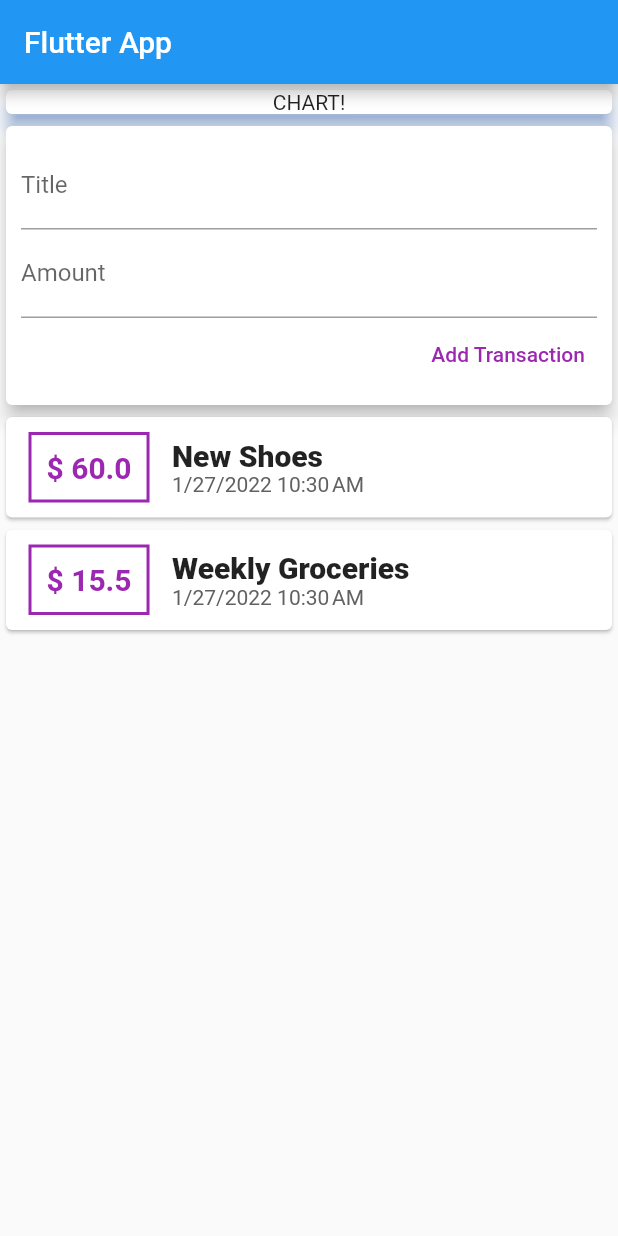
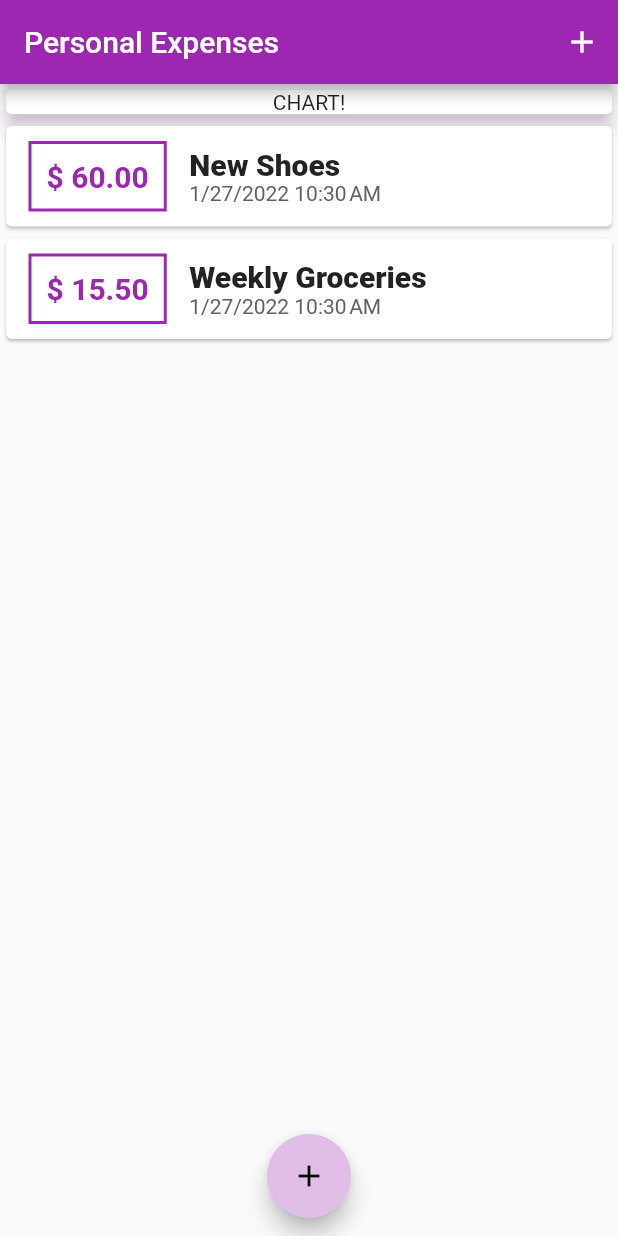
Before and after one commit to Shefalidew/Expense_planner, a Flutter app: the screen it shows after launch, on a phone screen of 412 x 824 dp. Run offline on Flutter 3.47's test engine with Material 2 defaults, Android fonts, the phone set to English and light mode, and no system bars.

Commit message:
A modal bottom sheet added to add new transactions using different buttons

```diff
--- a/lib/main.dart
+++ b/lib/main.dart
@@ -1,4 +1,6 @@
-import 'package:expenseplanner/widgets/user_transactions.dart';
+import 'package:expenseplanner/models/transaction.dart';
+import 'package:expenseplanner/widgets/new_transactions.dart';
+import 'package:expenseplanner/widgets/transaction_list.dart';
 import 'package:flutter/material.dart';
 
 void main() {
@@ -12,39 +14,101 @@ class MyApp extends StatelessWidget {
   @override
   Widget build(BuildContext context) {
     return MaterialApp(
-      title: 'Flutter App',
+      title: 'Personal Expenses',
+      theme: ThemeData(primarySwatch: Colors.purple,
+      accentColor: Colors.tealAccent),
       home: MyHomePage(),
     );
   }
 }
 
-class MyHomePage extends StatelessWidget {
-  //list of transactions
+class MyHomePage extends StatefulWidget {
+  @override
+  State<MyHomePage> createState() => _MyHomePageState();
+}
 
-  //late String titleInput;
-  //late String amountInput;
+class _MyHomePageState extends State<MyHomePage> {
+  final List<Transaction> _userTransactions = [
+    Transaction(
+      id: 't1',
+      title: 'New Shoes',
+      amount: 60.00,
+      date: DateTime.now(),
+    ),
+    Transaction(
+      id: 't2',
+      title: 'Weekly Groceries',
+      amount: 15.50,
+      date: DateTime.now(),
+    )
+  ];
+
+  void _addNewTransaction(String txTitle, double txamount) {
+    final newTx = Transaction(
+      title: txTitle,
+      amount: txamount,
+      date: DateTime.now(),
+      id: DateTime.now().toString(),
+    );
+
+    setState(() {
+      _userTransactions.add(newTx);
+    });
+  }
+
+  void _startAddNewTransaction(BuildContext ctx) {
+    showModalBottomSheet(
+        context: ctx,
+        builder: (_) {
+          return GestureDetector(
+            onTap: () {},
+            child: NewTransactions(_addNewTransaction),
+            behavior: HitTestBehavior.opaque,
+          );
+        });
+  }
 
   @override
   Widget build(BuildContext context) {
     return Scaffold(
       appBar: AppBar(
-        title: Text('Flutter App'),
+        title: Text('Personal Expenses'),
+        actions: [
+          IconButton(
+            onPressed: () => _startAddNewTransaction(context),
+            icon: Icon(
+              Icons.add,
+              color: Colors.white,
             ),
-      body: Column(
+          ),
+        ],
+      ),
+      body: SingleChildScrollView(
+        child: Column(
           mainAxisAlignment: MainAxisAlignment.start,
           crossAxisAlignment: CrossAxisAlignment.stretch,
           children: <Widget>[
             Card(
-            shadowColor: Colors.blueAccent,
+              shadowColor: Theme.of(context).primaryColorLight,
               child: Container(
                 child: Center(child: Text('CHART!')),
                 width: double.infinity,
               ),
               elevation: 5,
             ),
-          UserTransactions(),
+            TransactionList(_userTransactions),
           ],
         ),
+      ),
+      floatingActionButton: FloatingActionButton(backgroundColor: Theme.of(context).primaryColorLight,
+        child: Icon(
+          Icons.add,
+          color: Colors.black,
+        ),
+        onPressed: () => _startAddNewTransaction(context),
+      ),
+      floatingActionButtonLocation:
+          FloatingActionButtonLocation.miniCenterFloat,
     );
   }
 }
--- a/lib/widgets/transaction_list.dart
+++ b/lib/widgets/transaction_list.dart
@@ -9,12 +9,12 @@ class TransactionList extends StatelessWidget {
 
   @override
   Widget build(BuildContext context) {
-    return Container(height: 300,
-      child: SingleChildScrollView(
-        child: Column(
-          children: transactions.map((tx) {
-            return Card(
-                child: Row(
+    return Container(
+      height: 300,
+      child: ListView.builder(
+        itemBuilder: (ctx, index) {
+          return Card(
+            child: Row(
               // mainAxisAlignment: MainAxisAlignment.start,
               children: [
                 Container(
@@ -24,13 +24,13 @@ class TransactionList extends StatelessWidget {
                   ),
                   decoration: BoxDecoration(
                     border: Border.all(
-                      color: Colors.purple,
+                      color: Theme.of(context).primaryColor,
                       width: 2,
                     ),
                   ),
                   padding: EdgeInsets.all(10),
                   child: Text(
-                    '\$ ' + tx.amount.toString(),
+                    '\$ ' + transactions[index].amount.toStringAsFixed(2),
                     style: TextStyle(
                         fontWeight: FontWeight.bold,
                         fontSize: 20,
@@ -40,19 +40,20 @@ class TransactionList extends StatelessWidget {
                 Column(
                   crossAxisAlignment: CrossAxisAlignment.start,
                   children: [
-                    Text(tx.title,
-                        style:
-                            TextStyle(fontSize: 20, fontWeight: FontWeight.w800)),
+                    Text(transactions[index].title,
+                        style: TextStyle(
+                            fontSize: 20, fontWeight: FontWeight.w800)),
                     Text(
-                      DateFormat.yMd().add_jm().format(tx.date),
+                      DateFormat.yMd().add_jm().format(transactions[index].date),
                       style: TextStyle(color: Colors.grey[700]),
                     ),
                   ],
                 )
               ],
-            ));
-          }).toList(),
-        ),
+            ),
+          );
+        },
+        itemCount: transactions.length,
       ),
     );
   }
--- a/lib/widgets/user_transactions.dart
+++ /dev/null
@@ -1,51 +0,0 @@
-import 'package:expenseplanner/widgets/new_transactions.dart';
-import 'package:expenseplanner/widgets/transaction_list.dart';
-import 'package:flutter/material.dart';
-import '../models/transaction.dart';
-
-class UserTransactions extends StatefulWidget {
-  const UserTransactions({Key? key}) : super(key: key);
-
-  @override
-  _UserTransactionsState createState() => _UserTransactionsState();
-}
-
-class _UserTransactionsState extends State<UserTransactions> {
-  final List<Transaction> _userTransactions = [
-    Transaction(
-      id: 't1',
-      title: 'New Shoes',
-      amount: 60.00,
-      date: DateTime.now(),
-    ),
-    Transaction(
-      id: 't2',
-      title: 'Weekly Groceries',
-      amount: 15.50,
-      date: DateTime.now(),
-    )
-  ];
-
-  void _addNewTransaction(String txTitle, double txamount) {
-    final newTx = Transaction(
-      title: txTitle,
-      amount: txamount,
-      date: DateTime.now(),
-      id: DateTime.now().toString(),
-    );
-
-    setState(() {
-      _userTransactions.add(newTx);
-    });
-  }
-
-  @override
-  Widget build(BuildContext context) {
-    return Column(
-      children: [
-        NewTransactions(_addNewTransaction),
-        TransactionList(_userTransactions),
-      ],
-    );
-  }
-}
```
Also changed, not shown: lib/widgets/new_transactions.dart (+23 -8 lines). Lines whose indentation alone changed are shown as unchanged.
